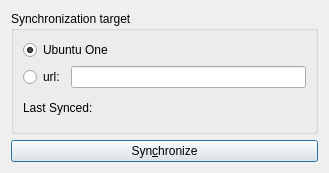
Before: the Qt Designer form cosas/sync.ui in dgreisen/u2db, drawn with Qt 5.
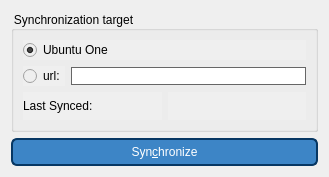
After: the same form once the commit is applied.

```diff
--- a/cosas/sync.ui
+++ b/cosas/sync.ui
@@ -21,22 +21,30 @@
 
 QFrame#drop_frame{
 	border: 0px;
-	border-top: 1px dotted rgb(102,102,102);
-	border-bottom: 1px dotted rgb(102,102,102);
+	border-top: 2px dotted rgb(102,102,102);
+	border-bottom: 2px dotted rgb(102,102,102);
 }
 
 QPushButton {
 	background-color: rgb(61, 133, 198);
 	color: white;
-	border: 1px solid rgb(7, 55, 99);
+	border: 2px solid rgb(7, 55, 99);
 	border-radius: 6 6 px;
 	padding: 5 px;
 }
 
-QFrame#buttons_frame &gt; QPushButton {
+QComboBox {
 	background-color: rgb(204, 204, 204);
 	color: black;
-	border: 1px solid rgb(102,102,102);
+	border: 2px solid rgb(102,102,102);
+	border-radius: 6 6 px;
+	padding: 5 px;
+}
+
+QFrame#buttons_frame QPushButton {
+	background-color: rgb(204, 204, 204);
+	color: black;
+	border: 2px solid rgb(102,102,102);
 	border-radius: 0px;
 }
 
@@ -54,7 +62,8 @@
 
 * {
 	background-color: rgb(239, 239, 239);
-}</string>
+}
+</string>
   </property>
   <layout class="QVBoxLayout" name="verticalLayout">
    <item>
```
